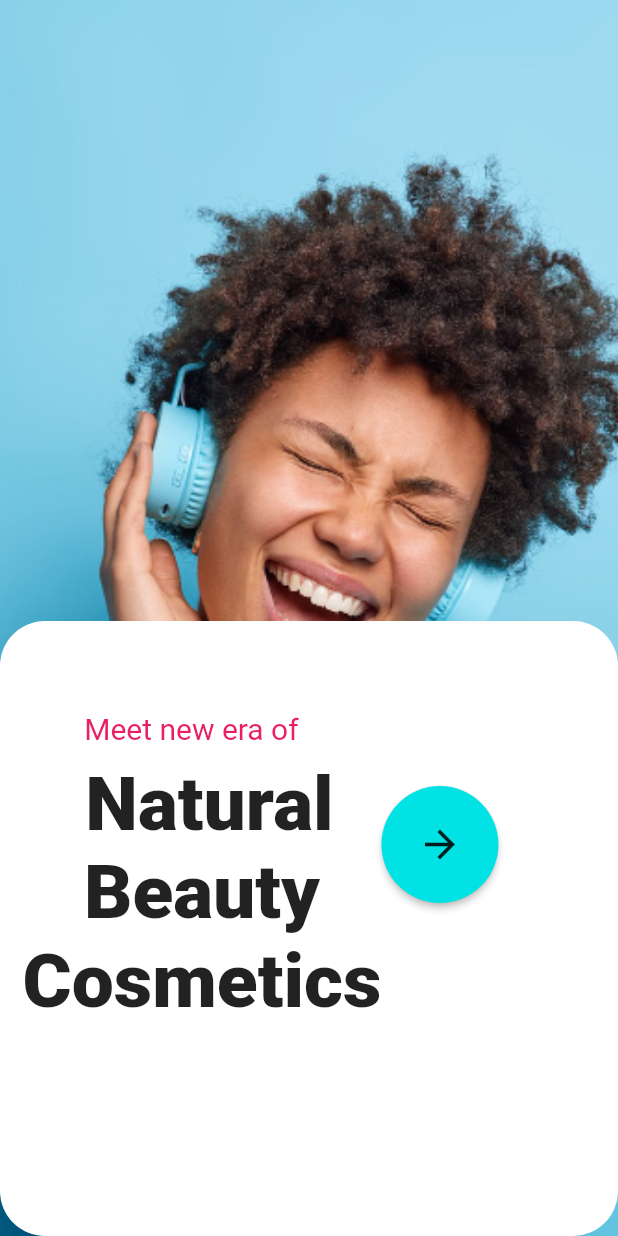
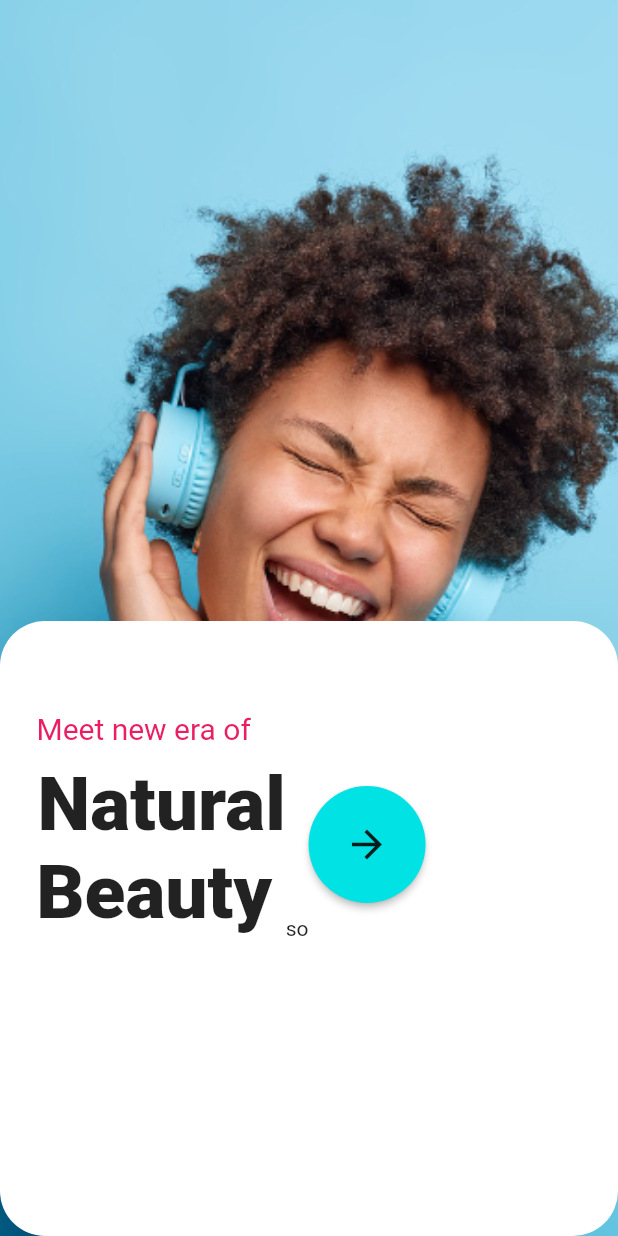
Before and after one commit to naveensinghp/flutter_eshop, a Flutter app: the screen it shows after launch, on a phone screen of 412 x 824 dp. Run offline on Flutter 3.47's test engine with Material 2 defaults, Android fonts, the phone set to English and light mode, and no system bars.

Commit message:
no message

```diff
--- a/lib/homepagecard.dart
+++ b/lib/homepagecard.dart
@@ -39,38 +39,39 @@ class HomePageBottomCard extends StatelessWidget {
         ),
       ),
 
-      // Text(
-      //   'Cosmetics',
-      //   style: TextStyle(
-      //     fontSize: 50,
-      //     fontWeight: FontWeight.w700
+      // Padding(
+      //   padding: EdgeInsets.only(left: 15),
+      //   child:
+      // Text('Cosmetics',
+      //     style: TextStyle(
+      //       fontSize: 50,
+      //       fontWeight: FontWeight.w800,
+      //       color: Colors.black87
+      //     ),
       //   ),
-
-      // )
-
-      Padding(
-        padding: EdgeInsets.only(left: 15),
-        child:
-      Text('Cosmetics',
-          style: TextStyle(
-            fontSize: 50,
-            fontWeight: FontWeight.w800,
-            color: Colors.black87
-          ),
-        ),
-      ),
+      // ),
 
     ],
   );
-  final centerSection = Column(
+  final centerSection = Row(
     children: const<Widget>[
-      Text('Cosmetics',
-          style: TextStyle(
-            fontSize: 50,
-            fontWeight: FontWeight.w800,
-            color: Colors.black87
-          ),
-        ),
+      Text('so'),
+      // Expanded(
+      //   child: Text('Cosmetics',
+      //    style: TextStyle(
+      //       fontSize: 50,
+      //       fontWeight: FontWeight.w800,
+      //       color: Colors.black87
+      //     ),
+      // ),
+
+      // Text('Cosmetics',
+      //     style: TextStyle(
+      //       fontSize: 50,
+      //       fontWeight: FontWeight.w800,
+      //       color: Colors.black87
+      //     ),
+      //   ),
     ],
   );
 
@@ -115,7 +116,7 @@ class HomePageBottomCard extends StatelessWidget {
         child: Row(
           children: <Widget>[
             leftSection,
-            //centerSection,
+            centerSection,
             rightSection
           ],
         ),
```
